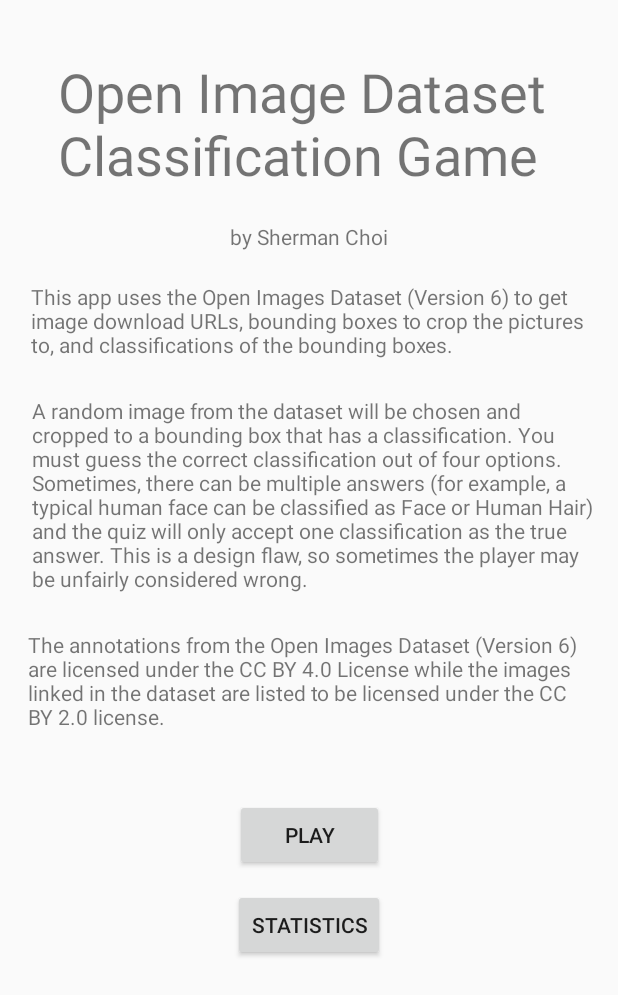
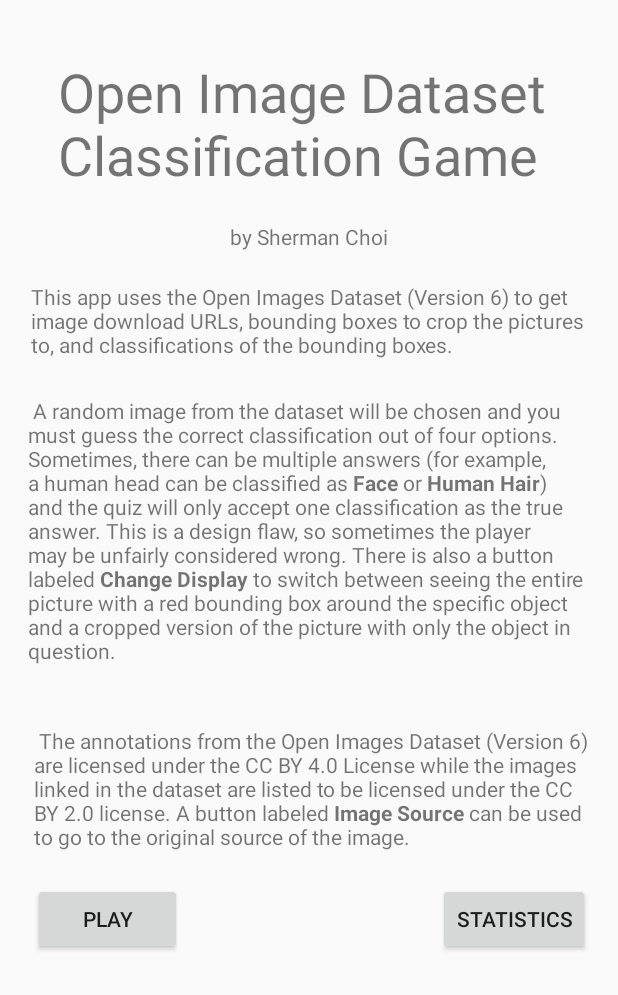
Before and after one commit to SChoiGitHub/AndroidOpenImagesDatasetClassificationGame, an Android app: the screen it shows after launch (MainActivity), on a phone screen of 412 x 824 dp. Shown: the top 995 px of the screen. Run offline under Robolectric (Android 15) with nearby library versions, the phone set to English and light mode, and no system bars.

Commit message:
Home screen has more details

```diff
--- a/app/src/main/res/layout/fragment_home.xml
+++ b/app/src/main/res/layout/fragment_home.xml
@@ -22,19 +22,21 @@
         android:id="@+id/homeButtonStat"
         android:layout_width="wrap_content"
         android:layout_height="wrap_content"
-        android:layout_marginTop="12dp"
+        android:layout_marginTop="460dp"
         android:text="Statistics"
         app:layout_constraintEnd_toEndOf="parent"
+        app:layout_constraintHorizontal_bias="0.939"
         app:layout_constraintStart_toStartOf="parent"
-        app:layout_constraintTop_toBottomOf="@+id/homeButtonPlay" />
+        app:layout_constraintTop_toBottomOf="@+id/homeTitle" />
 
     <Button
         android:id="@+id/homeButtonPlay"
         android:layout_width="99dp"
         android:layout_height="48dp"
-        android:layout_marginTop="404dp"
+        android:layout_marginTop="460dp"
         android:text="Play"
         app:layout_constraintEnd_toEndOf="parent"
+        app:layout_constraintHorizontal_bias="0.07"
         app:layout_constraintStart_toStartOf="parent"
         app:layout_constraintTop_toBottomOf="@+id/homeTitle" />
 
@@ -50,18 +52,19 @@
 
     <TextView
         android:id="@+id/textLicenseDescription"
-        android:layout_width="375dp"
-        android:layout_height="74dp"
-        android:layout_marginTop="420dp"
+        android:layout_width="370dp"
+        android:layout_height="94dp"
+        android:layout_marginTop="484dp"
         android:text="@string/license_description"
         app:layout_constraintEnd_toEndOf="parent"
+        app:layout_constraintHorizontal_bias="0.536"
         app:layout_constraintStart_toStartOf="parent"
         app:layout_constraintTop_toTopOf="parent" />
 
     <TextView
         android:id="@+id/textInstructions"
-        android:layout_width="377dp"
-        android:layout_height="141dp"
+        android:layout_width="381dp"
+        android:layout_height="200dp"
         android:layout_marginTop="264dp"
         android:text="@string/instructions_description"
         app:layout_constraintEnd_toEndOf="parent"
--- a/app/src/main/res/values/strings.xml
+++ b/app/src/main/res/values/strings.xml
@@ -14,16 +14,20 @@
     </string>
 
     <string name="instructions_description">
-        A random image from the dataset will be chosen and cropped to a bounding box that
-        has a classification. You must guess the correct classification out of four options.
-        Sometimes, there can be multiple answers (for example, a typical human face can be classified as
-        &quot;Face&quot; or &quot;Human Hair&quot;) and the quiz will only accept one classification as the true answer.
+        A random image from the dataset will be chosen and you must guess the correct classification
+        out of four options.
+        Sometimes, there can be multiple answers (for example, a human head can be classified as
+        <b>Face</b> or <b>Human Hair</b>) and the quiz will only accept one classification as the true answer.
         This is a design flaw, so sometimes the player may be unfairly considered wrong.
+        There is also a button labeled <b>Change Display</b> to switch between seeing the entire
+        picture with a red bounding box around the specific object and a cropped version of the
+        picture with only the object in question.
     </string>
 
     <string name="license_description">
         The annotations from the Open Images Dataset (Version 6) are licensed under the CC BY 4.0 License
         while the images linked in the dataset are listed to be licensed under the CC BY 2.0 license.
+        A button labeled <b>Image Source</b> can be used to go to the original source of the image.
     </string>
 
 
```
